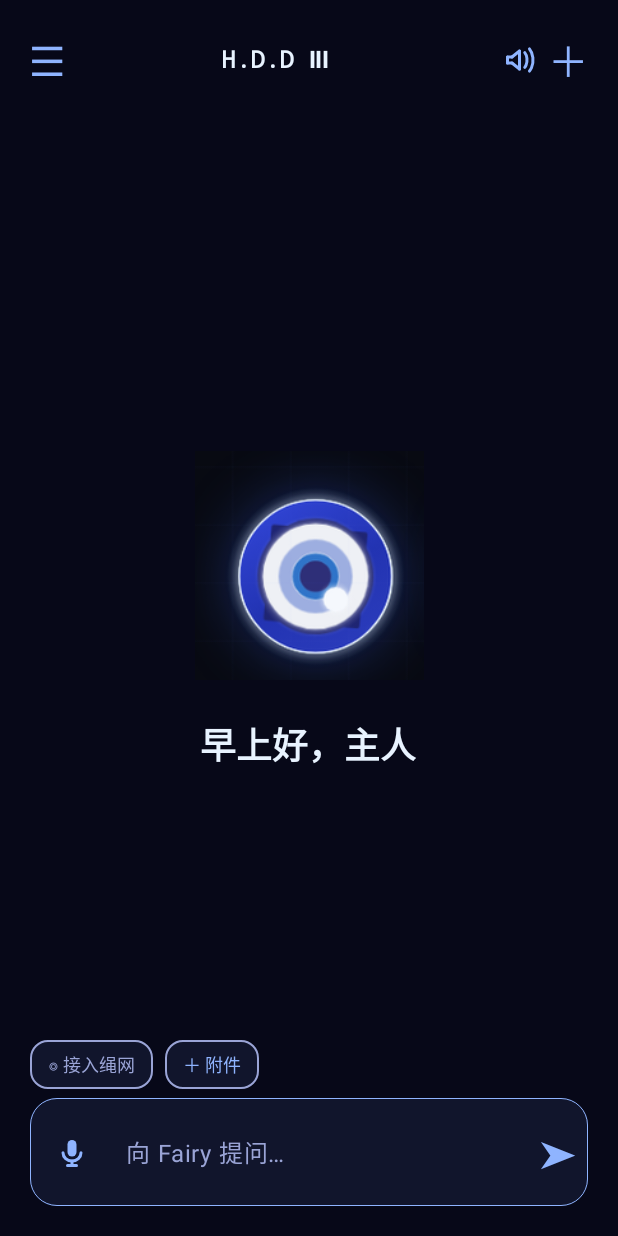
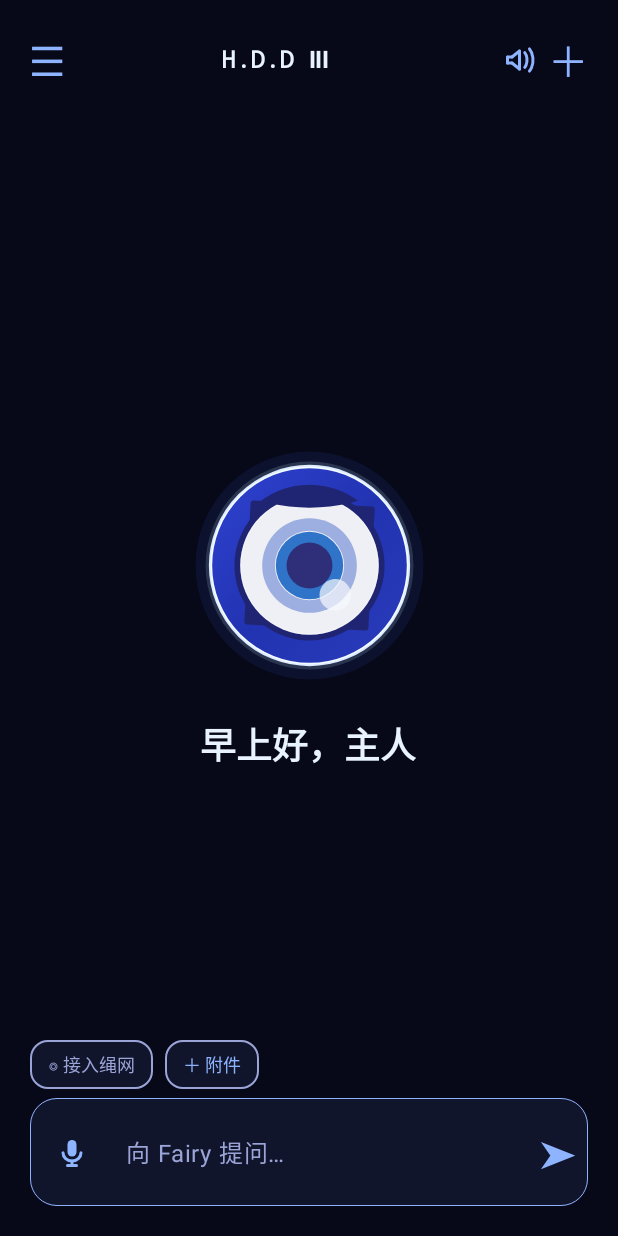
Before and after one commit to fabulousnm/HiFairy, an Android app built with Jetpack Compose: the screen it shows after launch (MainActivity), after a tap on "◎ 接入绳网", on a phone screen of 412 x 824 dp. Run offline under Robolectric (Android 15) with nearby library versions, the phone set to English and light mode, and no system bars; libraries missing offline, so code that uses them is left out: com.k2fsa.sherpa, io.noties.markwon, org.commonmark.node, org.commonmark.parser; pictures from the network do not load; 2 other taps on this screen came first.

Commit message:
Fix code card rendering and animate Fairy eye

```diff
--- /dev/null
+++ b/app/src/main/java/com/hifairy/app/FairyEye.kt
@@ -0,0 +1,90 @@
+package com.hifairy.app
+
+import androidx.compose.animation.core.*
+import androidx.compose.foundation.Canvas
+import androidx.compose.foundation.layout.fillMaxSize
+import androidx.compose.runtime.*
+import androidx.compose.ui.Modifier
+import androidx.compose.ui.geometry.Offset
+import androidx.compose.ui.graphics.Brush
+import androidx.compose.ui.graphics.Color
+import androidx.compose.ui.graphics.Path
+import androidx.compose.ui.graphics.drawscope.Stroke
+import androidx.compose.ui.graphics.drawscope.clipPath
+import androidx.compose.ui.graphics.drawscope.rotate
+import androidx.compose.ui.graphics.drawscope.scale
+import androidx.compose.ui.graphics.drawscope.translate
+import kotlinx.coroutines.delay
+import kotlin.random.Random
+
+/** Fairy-DSH eye geometry and timing, adapted from the local Apache-2.0 reference. */
+@Composable
+internal fun FairyEye(modifier: Modifier = Modifier, active: Boolean = false) {
+    val motion = rememberInfiniteTransition(label = "Fairy eye")
+    val breath by motion.animateFloat(1f, .92f, infiniteRepeatable(tween(1500, easing = EaseInOutSine), RepeatMode.Reverse), label = "iris breathing")
+    val halo by motion.animateFloat(.55f, .95f, infiniteRepeatable(tween(2300, easing = EaseInOutSine), RepeatMode.Reverse), label = "halo")
+    val ring by motion.animateFloat(0f, 1f, infiniteRepeatable(tween(4000, easing = LinearEasing)), label = "pulse ring")
+    val focus by animateFloatAsState(if (active) .54f else 0f, tween(340), label = "thinking eyelid")
+    var blink by remember { mutableStateOf(false) }
+    var glance by remember { mutableFloatStateOf(0f) }
+    LaunchedEffect(active) {
+        blink = false
+        glance = 0f
+        if (!active) while (true) {
+            delay(Random.nextLong(3400, 8600))
+            blink = true
+            delay(300)
+            blink = false
+            if (Random.nextFloat() < .24f) {
+                delay(170); blink = true; delay(260); blink = false
+            }
+            if (Random.nextFloat() < .45f) {
+                glance = if (Random.nextBoolean()) -5f else 5f
+                delay(720)
+                glance = 0f
+            }
+        }
+    }
+    val lid by animateFloatAsState(if (blink) 1f else focus, tween(if (blink) 135 else 420, easing = FastOutSlowInEasing), label = "blink")
+    val gaze by animateFloatAsState(glance, tween(360, easing = FastOutSlowInEasing), label = "glance")
+    Canvas(modifier) {
+        val unit = size.minDimension / 160f
+        val center = Offset(size.width / 2f, size.height / 2f)
+        fun circle(color: Color, radius: Float, at: Offset = center) = drawCircle(color, radius * unit, at)
+        circle(Color(0xFF3454CE).copy(alpha = .16f * halo), 79f)
+        circle(Color(0xFFBCEEFF).copy(alpha = .22f * halo), 72f)
+        drawCircle(Color(0xFFDCEAFF), 68.8f * unit, center, style = Stroke(1.8f * unit))
+        drawCircle(Brush.linearGradient(listOf(Color(0xFF3145D6), Color(0xFF2233B2), Color(0xFF2B3CBC))), 68f * unit, center)
+        drawCircle(Color(0xFFF2FBFF), 68f * unit, center, style = Stroke(1.2f * unit))
+        rotate(if (active) ring * 90f else 3f, center) {
+            circle(Color(0xFF1F2573), 52f)
+            drawRoundRect(Color(0xFF1F2573), Offset(center.x - 43f * unit, center.y - 43f * unit), androidx.compose.ui.geometry.Size(86f * unit, 86f * unit), androidx.compose.ui.geometry.CornerRadius(2f * unit))
+        }
+        circle(Color(0xFFEEF0F5), 48f)
+        circle(Color.White.copy(alpha = .26f), 48f, center)
+        circle(Color(0xFFEEF0F5), 47f)
+        translate(gaze * unit, 0f) {
+            scale(breath, breath, center) {
+                circle(Color(0xFF9DAEE0), 33f)
+                circle(Color(0xFFEEF0F5), 24.15f)
+                circle(Color(0xFF2F74C9), 23.5f)
+                circle(Color(0xFF2E2F78), 16f)
+                circle(Color(0xFFF5F8FD).copy(alpha = .72f), 11f, center + Offset(18f * unit, 20.5f * unit))
+            }
+        }
+        val eyeClip = Path().apply { addOval(androidx.compose.ui.geometry.Rect(center, 56f * unit)) }
+        clipPath(eyeClip) {
+            val edge = center.y - (55f - 92f * lid) * unit
+            val cover = Path().apply {
+                moveTo(center.x - 60f * unit, center.y - 120f * unit)
+                lineTo(center.x + 60f * unit, center.y - 120f * unit)
+                lineTo(center.x + 60f * unit, edge)
+                quadraticTo(center.x, edge + 30f * unit, center.x - 60f * unit, edge)
+                close()
+            }
+            drawPath(cover, Color(0xFF1F2573))
+        }
+        val ringPhase = ring.coerceIn(0f, .36f) / .36f
+        if (ring < .36f) drawCircle(Color(0xFFC9F8FF).copy(alpha = (.7f * (1f - ringPhase))), (68f + 82f * ringPhase) * unit, center, style = Stroke(2f * unit))
+    }
+}
```
Also changed, not shown: app/src/main/java/com/hifairy/app/MainActivity.kt (+36 -20 lines), 2 other files.
